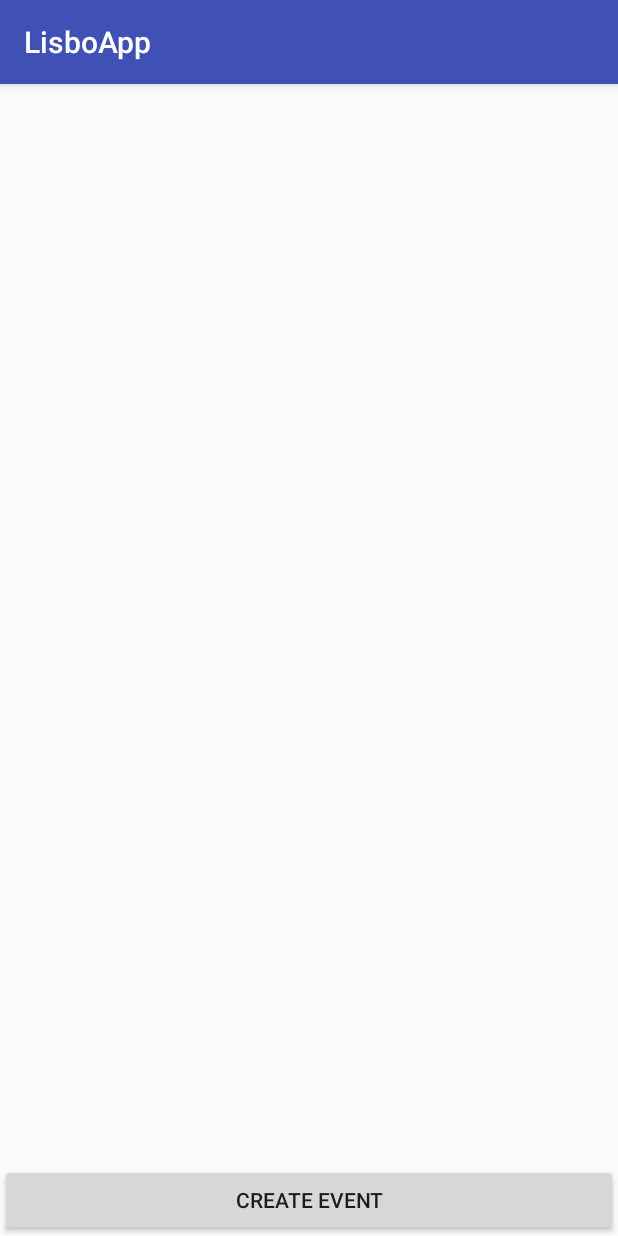
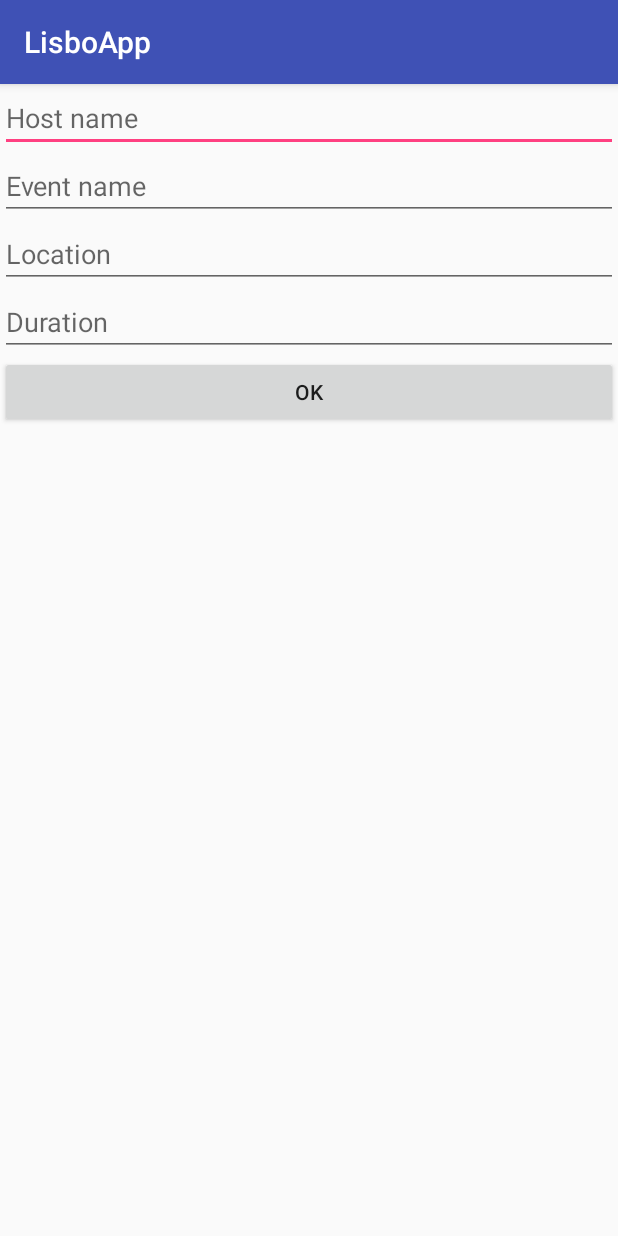
Before and after one commit to rajatanantharam/tchau, an Android app: the screen it shows after launch (MainActivity before the commit, NewEventActivity after it), after a tap on "CREATE EVENT", on a phone screen of 412 x 824 dp. Run offline under Robolectric (Android 15) with nearby library versions, the phone set to English and light mode, and no system bars; our stand-ins replace Firebase (no records; nobody signed in at launch, a user with empty details on screens opened directly).

Commit message:
Writing to Realtime DB works!

```diff
--- a/app/build.gradle
+++ b/app/build.gradle
@@ -26,10 +26,10 @@ dependencies {
     })
     compile 'com.android.support:appcompat-v7:25.0.0'
     testCompile 'junit:junit:4.12'
-    compile 'com.google.firebase:firebase-core:9.6.1'
+    compile 'com.google.firebase:firebase-core:9.6.0'
     compile 'com.google.code.gson:gson:2.4'
-    compile 'com.google.firebase:firebase-auth:9.6.1'
-    compile 'com.google.firebase:firebase-database:9.6.1'
+    compile 'com.google.firebase:firebase-auth:9.6.0'
+    compile 'com.google.firebase:firebase-database:9.6.0'
 
 }
 
--- a/app/src/main/AndroidManifest.xml
+++ b/app/src/main/AndroidManifest.xml
@@ -1,5 +1,8 @@
 <manifest xmlns:android="http://schemas.android.com/apk/res/android"
           package="app.lisboa.lisboapp">
+
+    <uses-permission android:name="android.permission.ACCESS_NETWORK_STATE" />
+    <uses-permission android:name="android.permission.INTERNET" />
 
     <application
         android:allowBackup="true"
@@ -16,5 +19,8 @@
                 <category android:name="android.intent.category.LAUNCHER" />
             </intent-filter>
         </activity>
+
+        <activity android:name=".ui.NewEventActivity"
+                  android:screenOrientation="portrait"/>
     </application>
 </manifest>
--- a/app/src/main/java/app/lisboa/lisboapp/model/Event.java
+++ b/app/src/main/java/app/lisboa/lisboapp/model/Event.java
@@ -1,7 +1,4 @@
 package app.lisboa.lisboapp.model;
-
-import java.util.ArrayList;
-import java.util.List;
 
 /**
  * Created by Rajat Anantharam on 01/11/16.
@@ -11,26 +8,17 @@ public class Event {
 
     public String eventName;
     public String hostName;
-    public List<String> attendees;
+    public Double latitude;
     public String locationName;
-    public Double latitude;
     public Double longitude;
     public String timeStamp;
 
-
-    public Event getDummyEvent(){
-
-        eventName = "Let's grab a cup of coffee";
-        hostName = "Rajat";
-        attendees = new ArrayList<>();
-        attendees.add("Noortje");
-        attendees.add("Roel");
-        attendees.add("Joris");
-        attendees.add("Anjali");
-        locationName = "Main hall";
-        latitude = 0.0;
-        longitude = 0.0;
-        timeStamp = "In an hour";
-        return this;
+    public Event(String eventName, String hostName, Double lat, String locationName, Double lon, String timeStamp) {
+        this.eventName = eventName;
+        this.hostName = hostName;
+        this.latitude = lat;
+        this.locationName = locationName;
+        this.longitude = lon;
+        this.timeStamp = timeStamp;
     }
 }
--- a/app/src/main/java/app/lisboa/lisboapp/ui/MainActivity.java
+++ b/app/src/main/java/app/lisboa/lisboapp/ui/MainActivity.java
@@ -1,18 +1,14 @@
 package app.lisboa.lisboapp.ui;
 
+import android.content.Intent;
 import android.os.Bundle;
 import android.support.annotation.Nullable;
 import android.support.v7.app.AppCompatActivity;
-import android.util.Log;
 import android.view.View;
-import android.widget.ListView;
 
 import com.google.firebase.auth.FirebaseAuth;
-import com.google.firebase.auth.FirebaseUser;
-import com.google.gson.Gson;
 
 import app.lisboa.lisboapp.R;
-import app.lisboa.lisboapp.model.Event;
 
 
 /**
@@ -22,26 +18,16 @@ import app.lisboa.lisboapp.model.Event;
 public class MainActivity extends AppCompatActivity {
 
     private FirebaseAuth mFirebaseAuth;
-    private FirebaseUser mFirebaseUser;
-    private ListView eventList;
 
     @Override
     protected void onCreate(@Nullable Bundle savedInstanceState) {
         super.onCreate(savedInstanceState);
         setContentView(R.layout.activity_main);
-        eventList = (ListView) findViewById(R.id.eventList);
         mFirebaseAuth = FirebaseAuth.getInstance();
-        mFirebaseUser = mFirebaseAuth.getCurrentUser();
-
+        mFirebaseAuth.signInAnonymously();
     }
 
     public void createEvent(View view) {
-
-        Event dummyEvent = new Event().getDummyEvent();
-        String json =  new Gson().toJson(dummyEvent);
-        Log.i(getClass().getSimpleName(),json);
-        if(mFirebaseUser == null) {
-            mFirebaseAuth.signInAnonymously();
-        }
+        startActivity(new Intent(MainActivity.this,NewEventActivity.class));
     }
 }
--- /dev/null
+++ b/app/src/main/java/app/lisboa/lisboapp/ui/NewEventActivity.java
@@ -0,0 +1,28 @@
+package app.lisboa.lisboapp.ui;
+
+import android.os.Bundle;
+import android.support.v7.app.AppCompatActivity;
+import android.view.View;
+
+import com.google.firebase.database.DatabaseReference;
+import com.google.firebase.database.FirebaseDatabase;
+
+import app.lisboa.lisboapp.R;
+import app.lisboa.lisboapp.model.Event;
+
+/**
+ * Created by Rajat Anantharam on 01/11/16.
+ */
+public class NewEventActivity extends AppCompatActivity {
+
+    @Override
+    public void onCreate(Bundle savedInstanceState) {
+        super.onCreate(savedInstanceState);
+        setContentView(R.layout.activity_new_event);
+    }
+
+    public void broadCastEvent(View view) {
+        DatabaseReference eventsRef = FirebaseDatabase.getInstance().getReference().child("events");
+        eventsRef.push().setValue(new Event("testName", "testHostName", 0.0, "testLocationName", 0.0, "testTimeStamp"));
+    }
+}
--- a/app/src/main/res/layout/activity_main.xml
+++ b/app/src/main/res/layout/activity_main.xml
@@ -3,13 +3,6 @@
                 android:orientation="vertical"
                 android:layout_width="match_parent"
                 android:layout_height="match_parent">
-
-    <ListView
-        android:id="@+id/eventList"
-        android:layout_width="match_parent"
-        android:layout_height="wrap_content"/>
-
-
     <Button
         android:layout_alignParentBottom="true"
         android:text="@string/create_event"
--- /dev/null
+++ b/app/src/main/res/layout/activity_new_event.xml
@@ -0,0 +1,42 @@
+<?xml version="1.0" encoding="utf-8"?>
+<LinearLayout xmlns:android="http://schemas.android.com/apk/res/android"
+              android:orientation="vertical"
+              android:layout_width="match_parent"
+              android:layout_height="match_parent">
+
+
+    <EditText
+        android:layout_width="match_parent"
+        android:layout_height="wrap_content"
+        android:inputType="text"
+        android:hint="Host name"
+        android:id="@+id/hostName"/>
+
+    <EditText
+        android:layout_width="match_parent"
+        android:layout_height="wrap_content"
+        android:inputType="text"
+        android:hint="Event name"
+        android:id="@+id/eventName"/>
+
+    <EditText
+        android:layout_width="match_parent"
+        android:layout_height="wrap_content"
+        android:inputType="text"
+        android:hint="Location"
+        android:id="@+id/location"/>
+    <EditText
+        android:layout_width="match_parent"
+        android:layout_height="wrap_content"
+        android:inputType="text"
+        android:hint="Duration"
+        android:id="@+id/duration"/>
+
+    <Button
+        android:id="@+id/submit"
+        android:text="@string/OK"
+        android:onClick="broadCastEvent"
+        android:layout_width="match_parent"
+        android:layout_height="wrap_content"/>
+
+</LinearLayout>
--- a/app/src/main/res/values/strings.xml
+++ b/app/src/main/res/values/strings.xml
@@ -1,4 +1,6 @@
 <resources>
     <string name="app_name">LisboApp</string>
     <string name="create_event">Create event</string>
+    <string name="from">Van</string>
+    <string name="OK">OK</string>
 </resources>
```
